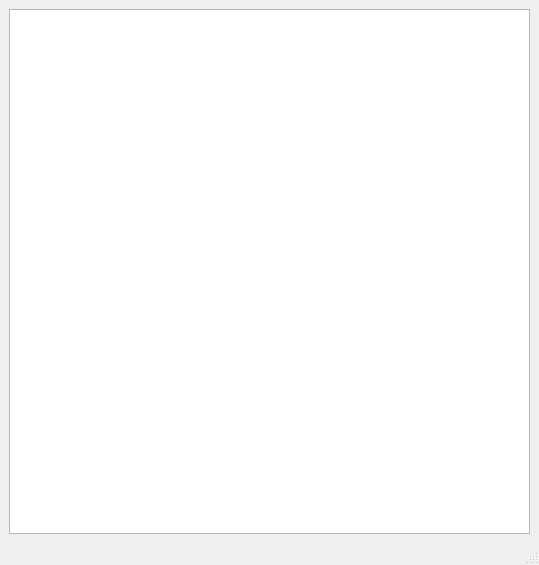
Old version of the form mainwindow.ui in the repository BirdBirdBoo/OOP_Lab4.
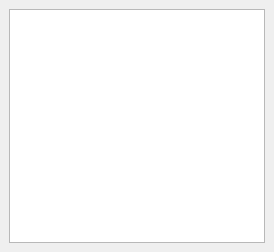
New version of the form.

Commit message: Adjust window size on Windows

The edit to the form file:
```diff
--- a/mainwindow.ui
+++ b/mainwindow.ui
@@ -6,32 +6,32 @@
    <rect>
     <x>0</x>
     <y>0</y>
-    <width>539</width>
-    <height>565</height>
+    <width>274</width>
+    <height>252</height>
    </rect>
   </property>
   <property name="sizePolicy">
-   <sizepolicy hsizetype="Fixed" vsizetype="Fixed">
+   <sizepolicy hsizetype="Expanding" vsizetype="Expanding">
     <horstretch>0</horstretch>
     <verstretch>0</verstretch>
    </sizepolicy>
   </property>
   <property name="minimumSize">
    <size>
-    <width>539</width>
-    <height>565</height>
-   </size>
-  </property>
-  <property name="maximumSize">
-   <size>
-    <width>539</width>
-    <height>565</height>
+    <width>0</width>
+    <height>0</height>
    </size>
   </property>
   <property name="windowTitle">
    <string>The Ultimate Snak</string>
   </property>
   <widget class="QWidget" name="centralwidget">
+   <property name="sizePolicy">
+    <sizepolicy hsizetype="Expanding" vsizetype="Expanding">
+     <horstretch>0</horstretch>
+     <verstretch>0</verstretch>
+    </sizepolicy>
+   </property>
    <layout class="QVBoxLayout" name="verticalLayout">
     <item>
      <widget class="QTableWidget" name="tableWidget">
@@ -79,7 +79,6 @@
     </rect>
    </property>
   </widget>
-  <widget class="QStatusBar" name="statusbar"/>
  </widget>
  <resources/>
  <connections/>
```
Left out of the diff: 4 changed lines with no effect on the pictures. The commit also changes 2 other files.
